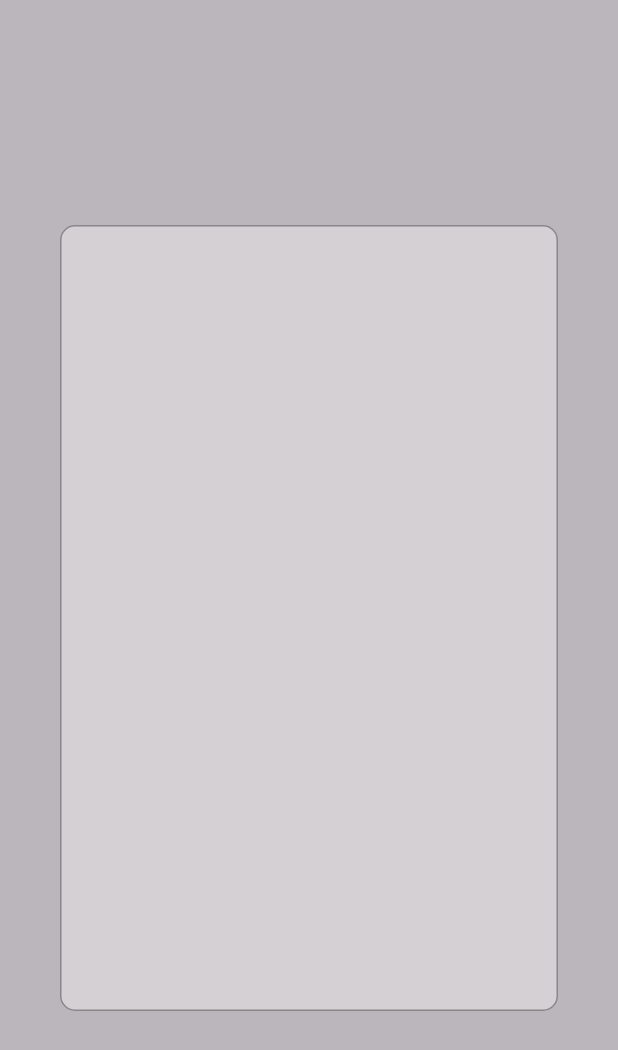
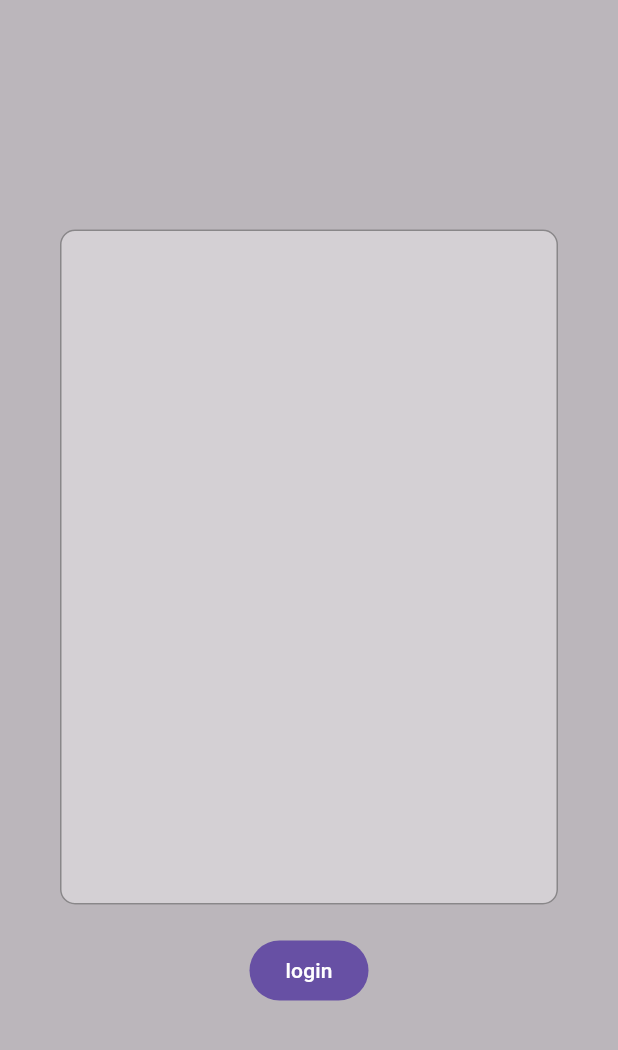
Before and after one commit to deev-narayan/Attendo_BBAU, a Flutter app: the screen it shows after launch, on a phone screen of 412 x 824 dp. Shown: the top 1050 px of the screen. Run offline on Flutter 3.47's test engine with Material 3 defaults, Android fonts, the phone set to English and light mode, and no system bars.

Commit message:
fixed smth

```diff
--- a/lib/pages/login.dart
+++ b/lib/pages/login.dart
@@ -1,6 +1,5 @@
 import 'package:attendo/pages/profile.dart';
 import 'package:flutter/material.dart';
-import 'package:attendo/styles/app_color.dart';
 
 class Login extends StatefulWidget {
   const Login({super.key});
@@ -13,26 +12,23 @@ class _LoginState extends State<Login> {
   @override
   Widget build(BuildContext context) {
     return Scaffold(
-      body: SingleChildScrollView(
-        child: Column(
-          children: [
-            Stack(
+      body: Stack(
         children: [
           Container(
-                  height: MediaQuery.of(context).size.height,
+            height: double.infinity,
             width: double.infinity,
             decoration: BoxDecoration(
               color: const Color.fromARGB(94, 71, 71, 71),
             ),
           ),
           Center(
-                  child: Container(
-                    margin: const EdgeInsets.fromLTRB(40, 150, 40, 150),
+            child: Column(
+              mainAxisSize: MainAxisSize.min,
+              children: [
+                Container(
+                  margin: const EdgeInsets.fromLTRB(40, 0, 40, 20),
+                  height: 450,
                   width: double.infinity,
-                    constraints: BoxConstraints(
-                      minHeight: 200,
-                      maxHeight: MediaQuery.of(context).size.height - 300,
-                    ),
                   decoration: BoxDecoration(
                     color: const Color.fromARGB(92, 255, 255, 255),
                     borderRadius: BorderRadius.circular(10),
@@ -41,12 +37,9 @@ class _LoginState extends State<Login> {
                     ),
                   ),
                 ),
-                ),
-              ],
-            ),
                 FilledButton(
                   onPressed: () {
-                Navigator.of(context).push(
+                    Navigator.of(context).pushReplacement(
                       MaterialPageRoute(
                         builder: (context) {
                           return Profile();
@@ -54,11 +47,13 @@ class _LoginState extends State<Login> {
                       ),
                     );
                   },
-              child: Text("Login"),
+                  child: Text("login"),
                 ),
               ],
             ),
           ),
+        ],
+      ),
     );
   }
 }
--- a/lib/pages/profile.dart
+++ b/lib/pages/profile.dart
@@ -10,6 +10,8 @@ class Profile extends StatefulWidget {
 class _ProfileState extends State<Profile> {
   @override
   Widget build(BuildContext context) {
-    return Container();
+    return Scaffold(
+      body: ,
+    );
   }
 }
```
Lines whose indentation alone changed are shown as unchanged.
